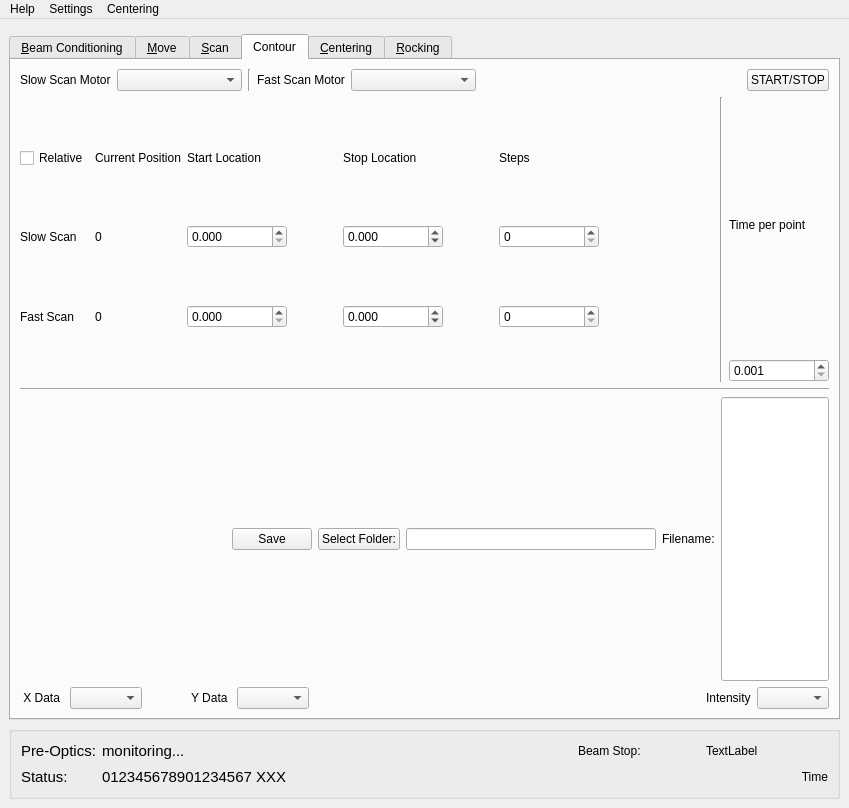
Old version of the form main_controller/windows/main_window.ui in the repository ayuzer/HXMA_Python_Gui.
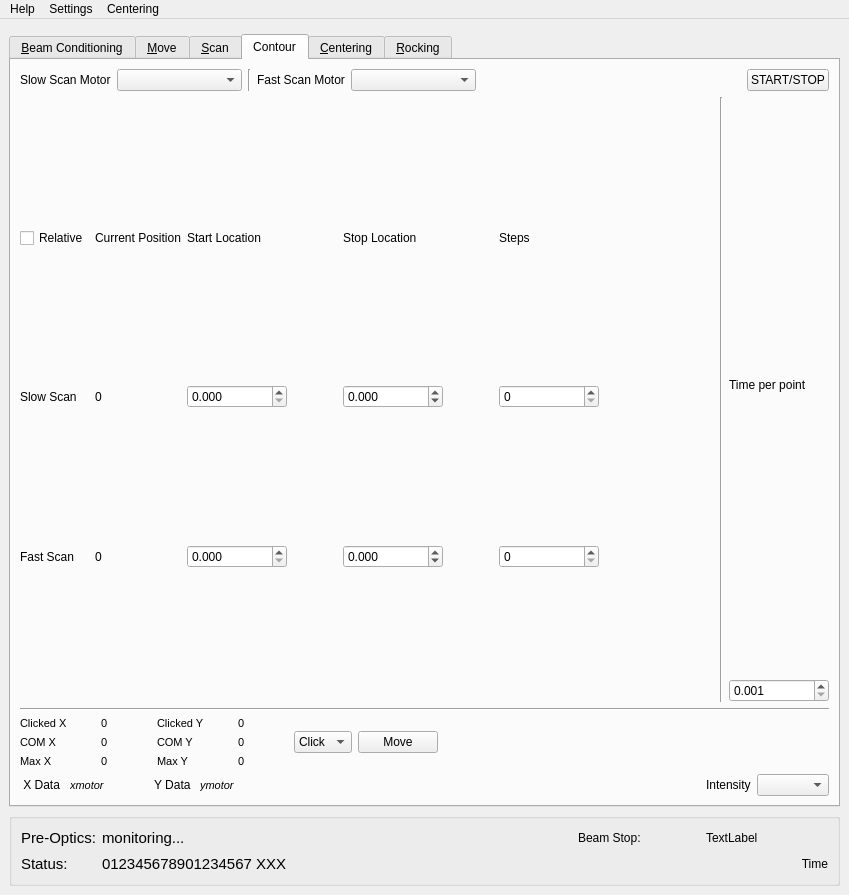
New version of the form.

The edit to the form file:
```diff
--- a/main_controller/windows/main_window.ui
+++ b/main_controller/windows/main_window.ui
@@ -7,7 +7,7 @@
     <x>0</x>
     <y>0</y>
     <width>849</width>
-    <height>808</height>
+    <height>895</height>
    </rect>
   </property>
   <property name="windowTitle">
@@ -5932,10 +5932,235 @@
             <item>
              <layout class="QHBoxLayout" name="horizontalLayout_mesh_save">
               <item>
-               <spacer name="horizontalSpacer_70">
+               <layout class="QGridLayout" name="gridLayout_2">
+                <item row="0" column="0">
+                 <widget class="QLabel" name="label_mesh_click_x_name">
+                  <property name="minimumSize">
+                   <size>
+                    <width>75</width>
+                    <height>0</height>
+                   </size>
+                  </property>
+                  <property name="font">
+                   <font>
+                    <pointsize>8</pointsize>
+                   </font>
+                  </property>
+                  <property name="text">
+                   <string>Clicked X</string>
+                  </property>
+                 </widget>
+                </item>
+                <item row="0" column="1">
+                 <widget class="QLabel" name="label_mesh_click_x">
+                  <property name="minimumSize">
+                   <size>
+                    <width>50</width>
+                    <height>0</height>
+                   </size>
+                  </property>
+                  <property name="font">
+                   <font>
+                    <pointsize>8</pointsize>
+                   </font>
+                  </property>
+                  <property name="text">
+                   <string>0</string>
+                  </property>
+                 </widget>
+                </item>
+                <item row="0" column="3">
+                 <widget class="QLabel" name="label_mesh_click_y">
+                  <property name="minimumSize">
+                   <size>
+                    <width>50</width>
+                    <height>0</height>
+                   </size>
+                  </property>
+                  <property name="font">
+                   <font>
+                    <pointsize>8</pointsize>
+                   </font>
+                  </property>
+                  <property name="text">
+                   <string>0</string>
+                  </property>
+                 </widget>
+                </item>
+                <item row="1" column="0">
+                 <widget class="QLabel" name="label_mesh_com_x_name">
+                  <property name="font">
+                   <font>
+                    <pointsize>8</pointsize>
+                   </font>
+                  </property>
+                  <property name="text">
+                   <string>COM X</string>
+                  </property>
+                 </widget>
+                </item>
+                <item row="1" column="1">
+                 <widget class="QLabel" name="label_mesh_com_x">
+                  <property name="minimumSize">
+                   <size>
+                    <width>50</width>
+                    <height>0</height>
+                   </size>
+                  </property>
+                  <property name="font">
+                   <font>
+                    <pointsize>8</pointsize>
+                   </font>
+                  </property>
+                  <property name="text">
+                   <string>0</string>
+                  </property>
+                 </widget>
+                </item>
+                <item row="1" column="2">
+                 <widget class="QLabel" name="label_mesh_com_y_name">
+                  <property name="font">
+                   <font>
+                    <pointsize>8</pointsize>
+                   </font>
+                  </property>
+                  <property name="text">
+                   <string>COM Y</string>
+                  </property>
+                 </widget>
+                </item>
+                <item row="1" column="3">
+                 <widget class="QLabel" name="label_mesh_com_y">
+                  <property name="minimumSize">
+                   <size>
+                    <width>50</width>
+                    <height>0</height>
+                   </size>
+                  </property>
+                  <property name="font">
+                   <font>
+                    <pointsize>8</pointsize>
+                   </font>
+                  </property>
+                  <property name="text">
+                   <string>0</string>
+                  </property>
+                 </widget>
+                </item>
+                <item row="2" column="0">
+                 <widget class="QLabel" name="label_mesh_max_x_name">
+                  <property name="font">
+                   <font>
+                    <pointsize>8</pointsize>
+                   </font>
+                  </property>
+                  <property name="text">
+                   <string>Max X</string>
+                  </property>
+                 </widget>
+                </item>
+                <item row="2" column="1">
+                 <widget class="QLabel" name="label_mesh_max_x">
+                  <property name="minimumSize">
+                   <size>
+                    <width>50</width>
+                    <height>0</height>
+                   </size>
+                  </property>
+                  <property name="font">
+                   <font>
+                    <pointsize>8</pointsize>
+                   </font>
+                  </property>
+                  <property name="text">
+                   <string>0</string>
+                  </property>
+                 </widget>
+                </item>
+                <item row="2" column="2">
+                 <widget class="QLabel" name="label_mesh_max_y_name">
+                  <property name="font">
+                   <font>
+                    <pointsize>8</pointsize>
+                   </font>
+                  </property>
+                  <property name="text">
+                   <string>Max Y</string>
+                  </property>
+                 </widget>
+                </item>
+                <item row="2" column="3">
+                 <widget class="QLabel" name="label_mesh_max_y">
+                  <property name="minimumSize">
+                   <size>
+                    <width>50</width>
+                    <height>0</height>
+                   </size>
+                  </property>
+                  <property name="font">
+                   <font>
+                    <pointsize>8</pointsize>
+                   </font>
+                  </property>
+                  <property name="text">
+                   <string>0</string>
+                  </property>
+                 </widget>
+                </item>
+                <item row="0" column="2">
+                 <widget class="QLabel" name="label_mesh_click_y_name">
+                  <property name="minimumSize">
+                   <size>
+                    <width>75</width>
+                    <height>0</height>
+                   </size>
+                  </property>
+                  <property name="font">
+                   <font>
+                    <pointsize>8</pointsize>
+                   </font>
+                  </property>
+                  <property name="text">
+                   <string>Clicked Y</string>
+                  </property>
+                 </widget>
+                </item>
+               </layout>
+              </item>
+              <item>
+               <widget class="QComboBox" name="comboBox_mesh_moveoption">
+                <item>
+                 <property name="text">
+                  <string>Click</string>
+                 </property>
+                </item>
+                <item>
+                 <property name="text">
+                  <string>COM</string>
+                 </property>
+                </item>
+                <item>
+                 <property name="text">
+                  <string>Max</string>
+                 </property>
+                </item>
+               </widget>
+              </item>
+              <item>
+               <widget class="QPushButton" name="pushButton_mesh_move">
+                <property name="text">
+                 <string>Move</string>
+                </property>
+               </widget>
+              </item>
+              <item>
+               <spacer name="horizontalSpacer_73">
                 <property name="orientation">
                  <enum>Qt::Horizontal</enum>
                 </property>
+                <property name="sizeType">
+                 <enum>QSizePolicy::MinimumExpanding</enum>
+                </property>
                 <property name="sizeHint" stdset="0">
                  <size>
                   <width>40</width>
@@ -5944,53 +6169,6 @@
                 </property>
                </spacer>
               </item>
-              <item>
-               <widget class="QPushButton" name="pushButton_mesh_save">
-                <property name="text">
-                 <string>Save</string>
-                </property>
-               </widget>
-              </item>
-              <item>
-               <widget class="QPushButton" name="pushButton_mesh_select_file">
-                <property name="text">
-                 <string>Select Folder:</string>
-                </property>
-               </widget>
-              </item>
-              <item>
-               <widget class="QLineEdit" name="lineEdit_mesh_select_file">
-                <property name="minimumSize">
-                 <size>
-                  <width>250</width>
-                  <height>0</height>
-                 </size>
-                </property>
-               </widget>
-              </item>
-              <item>
-               <widget class="QLabel" name="label_mesh_filename_name">
-                <property name="text">
-                 <string>Filename:</string>
-                </property>
-               </widget>
-              </item>
-              <item>
-               <widget class="QLineEdit" name="lineEdit_mesh_filename">
-                <property name="sizePolicy">
-                 <sizepolicy hsizetype="Minimum" vsizetype="Preferred">
-                  <horstretch>0</horstretch>
-                  <verstretch>0</verstretch>
-                 </sizepolicy>
-                </property>
-                <property name="minimumSize">
-                 <size>
-                  <width>50</width>
-                  <height>0</height>
-                 </size>
-                </property>
-               </widget>
-              </item>
              </layout>
             </item>
             <item>
@@ -6003,7 +6181,17 @@
                </widget>
               </item>
               <item>
-               <widget class="QComboBox" name="comboBox_mesh_data_x"/>
+               <widget class="QLabel" name="label_mesh_data_x">
+                <property name="font">
+                 <font>
+                  <pointsize>8</pointsize>
+                  <italic>true</italic>
+                 </font>
+                </property>
+                <property name="text">
+                 <string>xmotor</string>
+                </property>
+               </widget>
               </item>
               <item>
                <spacer name="horizontalSpacer_71">
@@ -6029,7 +6217,17 @@
                </widget>
               </item>
               <item>
-               <widget class="QComboBox" name="comboBox_mesh_data_y"/>
+               <widget class="QLabel" name="label_mesh_data_y">
+                <property name="font">
+                 <font>
+                  <pointsize>8</pointsize>
+                  <italic>true</italic>
+                 </font>
+                </property>
+                <property name="text">
+                 <string>ymotor</string>
+                </property>
+               </widget>
               </item>
               <item>
                <spacer name="horizontalSpacer">
```
